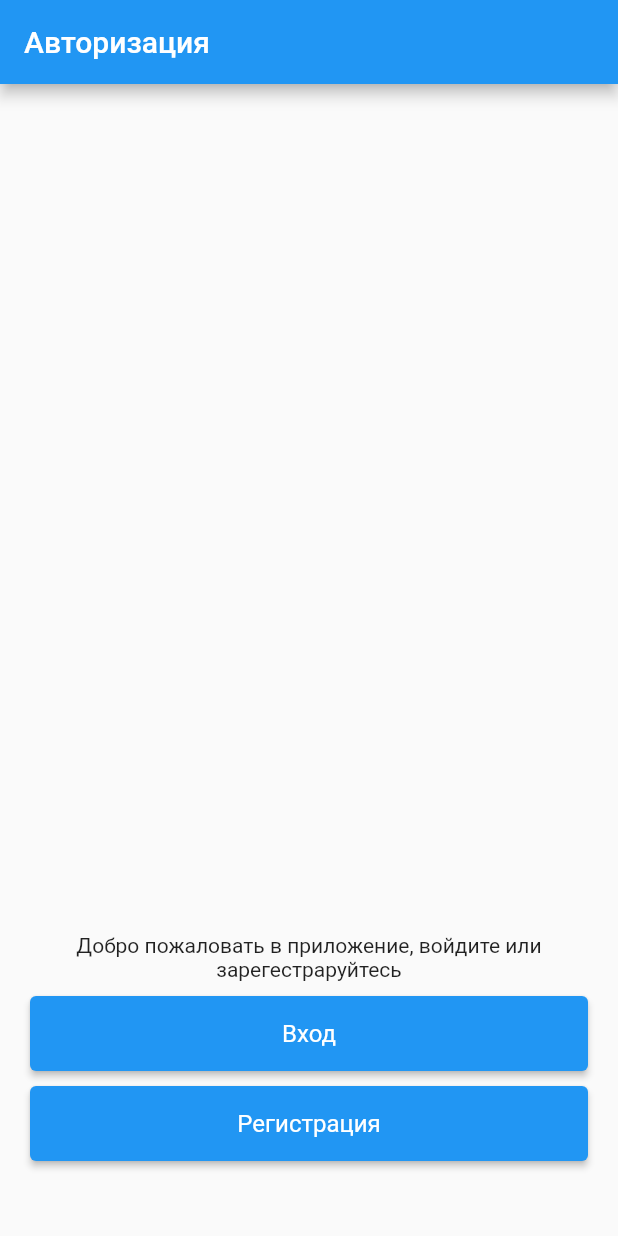
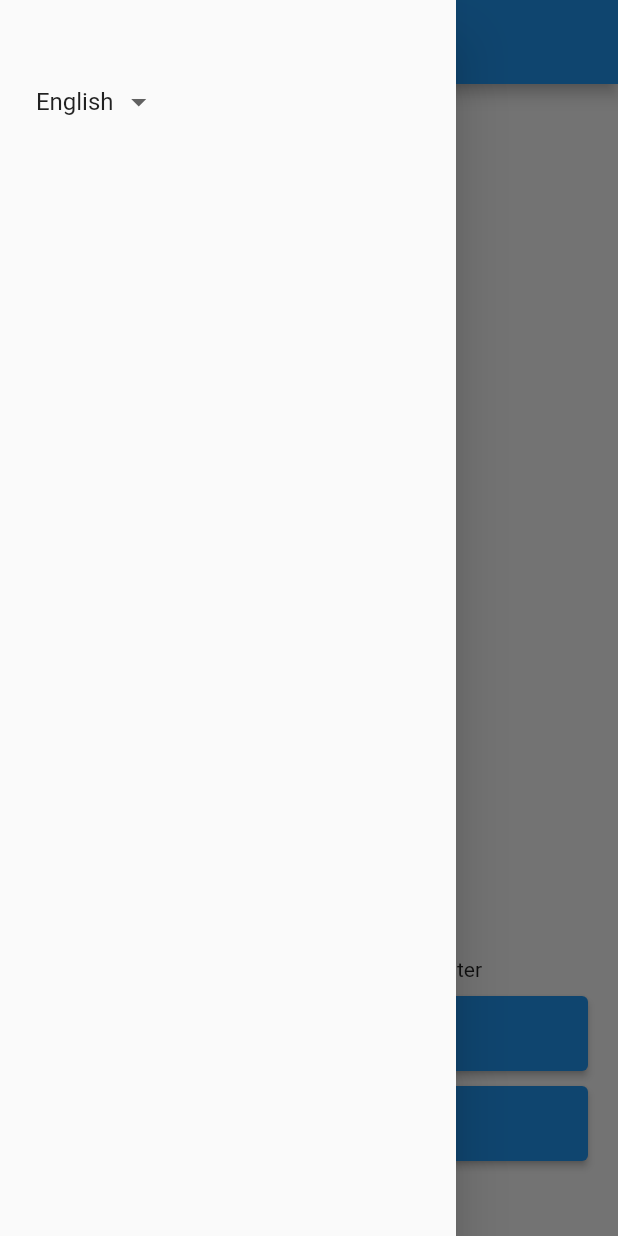
Before and after one commit to Kukustar/login_app, a Flutter app: the screen it shows after launch, with the side drawer open (before the commit the screen has no drawer), on a phone screen of 412 x 824 dp. Run offline on Flutter 3.47's test engine with Material 2 defaults, Android fonts, the phone set to English and light mode, and no system bars; our stand-ins replace bloc, flutter_bloc, shared_preferences, sqflite; accounts and stored records are empty.

```diff
--- /dev/null
+++ b/l10n.yaml
@@ -0,0 +1,3 @@
+arb-dir: lib/l10n
+template-arb-file: intl_ru.arb
+output-localization-file: app_localizations.dart
--- a/lib/main.dart
+++ b/lib/main.dart
@@ -1,6 +1,9 @@
 import 'package:flutter/material.dart';
+import 'package:flutter_localizations/flutter_localizations.dart';
+import 'package:flutter_bloc/flutter_bloc.dart';
 
-import 'package:flutter_bloc/flutter_bloc.dart';
+import 'package:login_app/generated/l10n.dart';
+
 import 'package:login_app/authentication/authentication_bloc.dart';
 import 'package:login_app/authentication/authentication_repository.dart';
 import 'package:login_app/authentication/authentication_state.dart';
@@ -68,6 +71,7 @@ class _AppViewState extends State<AppView> {
   Widget build(BuildContext context) {
 
     return MaterialApp(
+        debugShowCheckedModeBanner: false,
         title: 'Авторизация',
         navigatorKey: _navigatorKey,
         onGenerateRoute: (_) => SplashPage.route(),
@@ -91,6 +95,13 @@ class _AppViewState extends State<AppView> {
                     borderSide: BorderSide(color: Colors.red))
             )
         ),
+        localizationsDelegates: const [
+          S.delegate,
+          GlobalMaterialLocalizations.delegate,
+          GlobalWidgetsLocalizations.delegate,
+          GlobalCupertinoLocalizations.delegate,
+        ],
+        supportedLocales: S.delegate.supportedLocales,
         builder: (context, child) {
           return BlocListener<AuthenticationBloc, AuthenticationState>(
             listener: (context, state) {
@@ -118,7 +129,7 @@ class _AppViewState extends State<AppView> {
                       MaterialPageRoute(builder: (_) =>  const Home()),
                           (route) => false);
                   ScaffoldMessenger.of(context).showSnackBar(
-                      const SnackBar(content: Text('Пароль успешно востановлен!'),
+                       SnackBar(content: Text(S.of(context).passwordHasBeenSuccessfullyRestored),
                       )
                   );
                   break;
--- a/lib/screens/failed_login.dart
+++ b/lib/screens/failed_login.dart
@@ -1,4 +1,5 @@
 import 'package:flutter/material.dart';
+import 'package:login_app/generated/l10n.dart';
 
 class FailedLogin extends StatelessWidget {
   const FailedLogin({Key? key}) : super(key: key);
@@ -7,7 +8,7 @@ class FailedLogin extends StatelessWidget {
   Widget build(BuildContext context) {
     return Scaffold(
       appBar: AppBar(
-        title: const Text('Ошибка'),
+        title: Text(S.of(context).error),
       ),
       body: const Padding(
         padding: EdgeInsets.symmetric(horizontal: 20.0),
--- a/lib/screens/home.dart
+++ b/lib/screens/home.dart
@@ -1,4 +1,6 @@
 import 'package:flutter/material.dart';
+import 'package:intl/intl.dart';
+import 'package:login_app/generated/l10n.dart';
 
 import 'package:login_app/screens/login.dart';
 import 'package:login_app/screens/registration.dart';
@@ -8,17 +10,76 @@ class Home extends StatelessWidget {
 
   @override
   Widget build(BuildContext context) {
+    final Map<String, String> localesMapper = Map.from({
+      'en' : S.of(context).english,
+      'ru': S.of(context).russian
+    });
+    final String selectedLocale = localesMapper[Intl.defaultLocale].toString();
     return Scaffold(
+        drawer: Drawer(
+          child: SizedBox(
+            height: MediaQuery.of(context).size.height,
+            child: Column(
+              children: [
+                SizedBox(height: 40),
+                ListTile(
+                  title: DropdownButton(
+                    underline: SizedBox(),
+                    value: selectedLocale,
+                    onChanged: (value) async {
+                      switch(value)  {
+                        case 'Английский':
+                        case 'English':
+                          S.load(Locale('en', ''));
+                          Navigator.pushAndRemoveUntil(
+                              context,
+                              MaterialPageRoute(builder:
+                              (context) => Home()),
+                                  (route) => false
+                          );
+                          // await locator<ServiceSecureStorage>().writeKey('user_locale', 'en');
+                          // locator<NavigationService>().pushNamedAndRemoveUntil(routes.homeRoute);
+                          break;
+                        case 'Русский':
+                        case 'Russian':
+                          S.load(Locale('ru', ''));
+                          Navigator.pushAndRemoveUntil(
+                              context,
+                              MaterialPageRoute(builder:
+                                  (context) => Home()),
+                                  (route) => false
+                          );
+                          break;
+                        default:
+                          break;
+                      }
+                    },
+                    items: <String>[S.of(context).english, S.of(context).russian]
+                        .map<DropdownMenuItem<String>>((String value) {
+                      return DropdownMenuItem<String>(
+                          value: value,
+                          child: Text('  $value',
+                              overflow: TextOverflow.ellipsis,
+                          )
+                      );
+                    }).toList(),
+                  ),
+                ),
+                const Spacer(),
+              ],
+            ),
+          ),
+        ),
         appBar: AppBar(
-          title: const Text("Авторизация"),
+          title: Text(S.of(context).authorization),
         ),
         body: Padding(
           padding: const EdgeInsets.symmetric(horizontal: 20, vertical: 20),
           child: Column(
             mainAxisAlignment: MainAxisAlignment.end,
             children: [
-              const Text(
-                'Добро пожаловать в приложение, войдите или зарегестраруйтесь',
+              Text(
+                S.of(context).logOrRegister,
                 textAlign: TextAlign.center,
               ),
               const SizedBox(height: 10),
@@ -32,7 +93,7 @@ class Home extends StatelessWidget {
                           MaterialPageRoute(builder: (context) => const Login())
                       );
                     },
-                    child: const Text('Вход')
+                    child: Text(S.of(context).enter)
                 ),
               ),
               const SizedBox(height: 10,),
@@ -46,7 +107,7 @@ class Home extends StatelessWidget {
                           MaterialPageRoute(builder: (context) => const Registration())
                       );
                     },
-                    child: const Text('Регистрация')
+                    child: Text(S.of(context).registration)
                 ),
               ),
               const SizedBox(height: 30)
--- a/lib/screens/login.dart
+++ b/lib/screens/login.dart
@@ -1,10 +1,12 @@
 import 'package:flutter_bloc/flutter_bloc.dart';
 import 'package:flutter/material.dart';
+import 'package:login_app/generated/l10n.dart';
 
 import 'package:login_app/login/login_bloc.dart';
 import 'package:login_app/login/login_event.dart';
 import 'package:login_app/login/login_state.dart';
 import 'package:login_app/screens/forgot_password.dart';
+import 'package:login_app/services/transform_key_to_error.dart';
 
 class Login extends StatelessWidget {
   const Login({Key? key}) : super(key: key);
@@ -29,7 +31,7 @@ class Login extends StatelessWidget {
         child: Scaffold(
           resizeToAvoidBottomInset: true,
           appBar: AppBar(
-            title: const Text('Вход'),
+            title: Text(S.of(context).enter),
           ),
           body: SingleChildScrollView(
             child: Padding(
@@ -45,8 +47,8 @@ class Login extends StatelessWidget {
                             .read<LoginBloc>()
                             .add(LoginLoginChanged(login)),
                         decoration: InputDecoration(
-                          label: const Text('Логин'),
-                          errorText: state.loginError == '' ? null : state.loginError
+                          label: Text(S.of(context).login),
+                          errorText: state.loginError == '' ? null : getErrorTranslation(context, state.loginError)
                         ),
                       );
                     },
@@ -72,8 +74,8 @@ class Login extends StatelessWidget {
                                     state.showPassword ? Icons.visibility : Icons.visibility_off
                                 ),
                               ),
-                              label: const Text('Пароль'),
-                              errorText: state.passwordError == '' ? null : state.passwordError
+                              label: Text(S.of(context).password),
+                              errorText: state.passwordError == '' ? null : getErrorTranslation(context, state.passwordError)
                           ),
                         );
                       }
@@ -89,7 +91,7 @@ class Login extends StatelessWidget {
                               )
                           );
                         },
-                        child: const Text('Забыли пароль?')
+                        child: Text(S.of(context).forgotPassword)
                     ),
                   ),
                   const SizedBox(height: 5),
@@ -106,7 +108,7 @@ class Login extends StatelessWidget {
                             }
                             context.read<LoginBloc>().add(const LoginSubmit());
                           },
-                          child: const Text('Вход'),
+                          child: Text(S.of(context).enter),
                         );
                       },
                     ),
--- /dev/null
+++ b/lib/services/transform_key_to_error.dart
@@ -0,0 +1,23 @@
+import 'package:flutter/cupertino.dart';
+import 'package:login_app/generated/l10n.dart';
+
+const String EMPTY_FIELD = 'EMPTY_FIELD';
+const String THERE_IS_NO_SUCH_USER = 'THERE_IS_NO_SUCH_USER';
+const String WRONG_PASSWORD = 'WRONG_PASSWORD';
+const String INCORRECT_RECOVERY_KEY = 'INCORRECT_RECOVERY_KEY';
+const String USER_EXIST = 'USER_EXIST';
+const String PASSWORDS_NOT_MATCH = 'PASSWORDS_NOT_MATCH';
+
+
+String getErrorTranslation(BuildContext context, errorKey) {
+  final Map<String, String> errorStringMapper = Map.from({
+    EMPTY_FIELD: S.of(context).emptyField,
+    THERE_IS_NO_SUCH_USER: S.of(context).thereIsNoSuchUser,
+    WRONG_PASSWORD: S.of(context).wrongPassword,
+    INCORRECT_RECOVERY_KEY: S.of(context).incorrectRecoveryKey,
+    USER_EXIST: S.of(context).userExist,
+    PASSWORDS_NOT_MATCH: S.of(context).passwordsNotMatch,
+  });
+
+  return errorStringMapper[errorKey].toString();
+}
```
Also changed, not shown: lib/forgot_password/forgot_password_bloc.dart (+6 -5 lines), lib/l10n/intl_en.arb (added, +28 -0 lines), lib/l10n/intl_ru.arb (added, +28 -0 lines), lib/login/login_bloc.dart (+6 -4 lines), lib/registration/registration_bloc.dart (+5 -4 lines), lib/screens/forgot_password.dart (+13 -8 lines), lib/screens/registration.dart (+12 -10 lines), lib/screens/success_login.dart (+4 -3 lines), pubspec.yaml (+8 -4 lines), lib/generated/intl/messages_all.dart (added), lib/generated/intl/messages_en.dart (added), lib/generated/intl/messages_ru.dart (added), lib/generated/l10n.dart (added), pubspec.lock.
